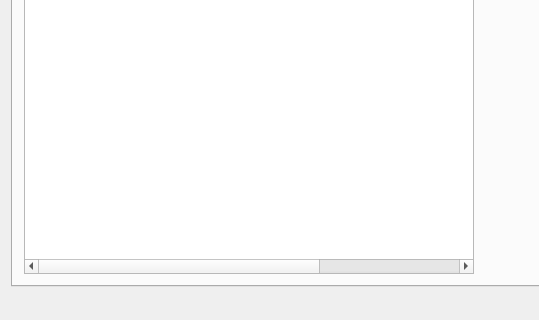
Before: the Qt Designer form odroidreader.ui in TUD-OS/OdroidReader, drawn with Qt 5; both pictures show x 0 to 539 and y 534 to 854 of the 923 by 854 pixel window.
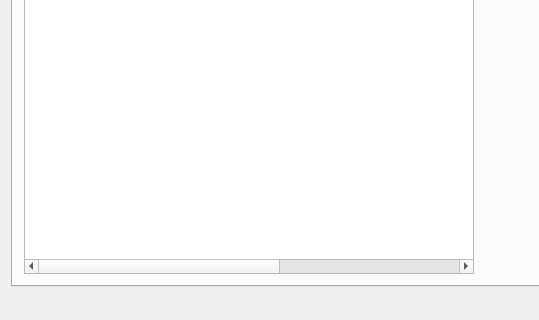
After: the same form once the commit is applied. The open tabs and pages were chosen to show the change. Icons and pictures are not drawn. Custom widgets are drawn as their Qt base class.

Patch:
```diff
--- a/odroidreader.ui
+++ b/odroidreader.ui
@@ -281,7 +281,7 @@
            <enum>QAbstractItemView::SelectRows</enum>
           </property>
           <property name="columnCount">
-           <number>6</number>
+           <number>7</number>
           </property>
           <column>
            <property name="text">
@@ -308,6 +308,11 @@
             <string>Max</string>
            </property>
           </column>
+          <column>
+           <property name="text">
+            <string>Average</string>
+           </property>
+          </column>
           <column>
            <property name="text">
             <string>Unit</string>
```
Left out of the diff: 22 changed lines with no effect on the pictures.
